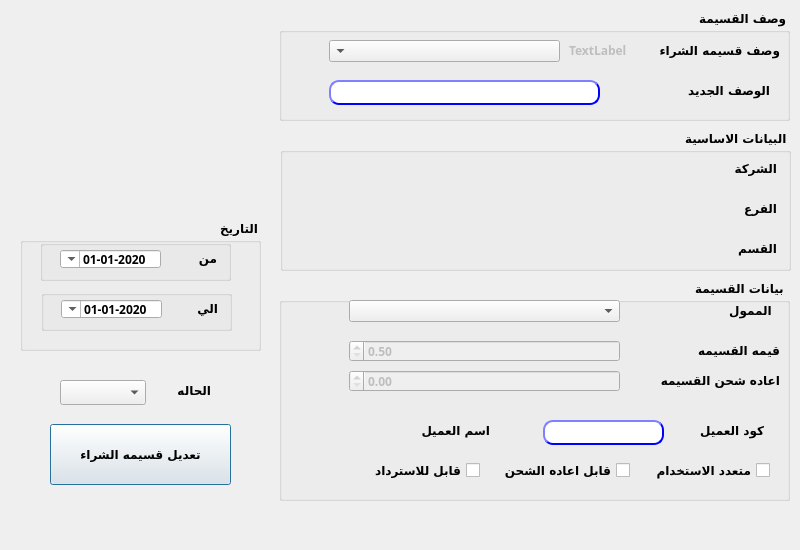
Old version of the form presentation/voucher_ui/editVoucher.ui in the repository shymaa123456/HyperPOS2020.
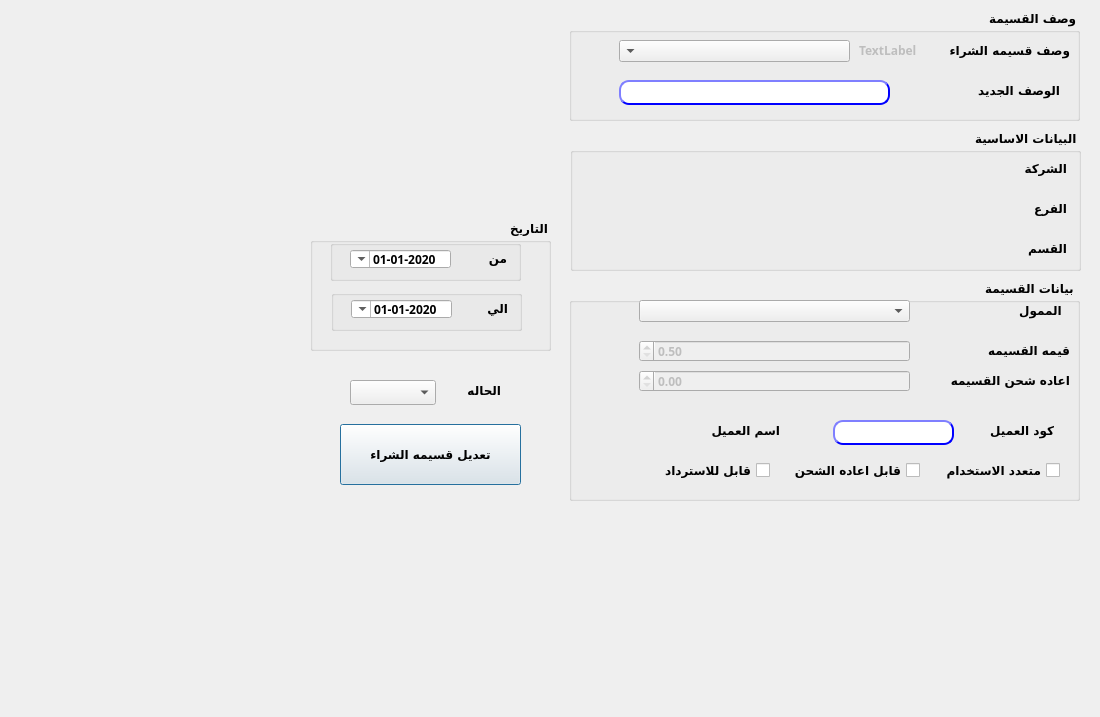
New version of the form.

Diff of the .ui file:
```diff
--- a/presentation/voucher_ui/editVoucher.ui
+++ b/presentation/voucher_ui/editVoucher.ui
@@ -9,20 +9,20 @@
    <rect>
     <x>0</x>
     <y>0</y>
-    <width>800</width>
-    <height>550</height>
+    <width>1100</width>
+    <height>717</height>
    </rect>
   </property>
   <property name="minimumSize">
    <size>
-    <width>800</width>
-    <height>550</height>
+    <width>1100</width>
+    <height>717</height>
    </size>
   </property>
   <property name="maximumSize">
    <size>
-    <width>800</width>
-    <height>550</height>
+    <width>1100</width>
+    <height>717</height>
    </size>
   </property>
   <property name="windowTitle">
@@ -31,7 +31,7 @@
   <widget class="QLabel" name="label_2">
    <property name="geometry">
     <rect>
-     <x>170</x>
+     <x>460</x>
      <y>380</y>
      <width>41</width>
      <height>20</height>
@@ -54,7 +54,7 @@
   <widget class="QComboBox" name="CMB_CouponStatus">
    <property name="geometry">
     <rect>
-     <x>60</x>
+     <x>350</x>
      <y>380</y>
      <width>86</width>
      <height>25</height>
@@ -71,7 +71,7 @@
   <widget class="QPushButton" name="BTN_editCoupon">
    <property name="geometry">
     <rect>
-     <x>50</x>
+     <x>340</x>
      <y>424</y>
      <width>181</width>
      <height>61</height>
@@ -97,7 +97,7 @@
   <widget class="QGroupBox" name="groupBox">
    <property name="geometry">
     <rect>
-     <x>279</x>
+     <x>569</x>
      <y>10</y>
      <width>511</width>
      <height>111</height>
@@ -253,7 +253,7 @@
   <widget class="QGroupBox" name="groupBox_2">
    <property name="geometry">
     <rect>
-     <x>280</x>
+     <x>570</x>
      <y>130</y>
      <width>511</width>
      <height>141</height>
@@ -345,7 +345,7 @@
   <widget class="QGroupBox" name="groupBox_3">
    <property name="geometry">
     <rect>
-     <x>279</x>
+     <x>569</x>
      <y>280</y>
      <width>511</width>
      <height>221</height>
@@ -668,7 +668,7 @@
   <widget class="QGroupBox" name="groupBox_4">
    <property name="geometry">
     <rect>
-     <x>20</x>
+     <x>310</x>
      <y>220</y>
      <width>241</width>
      <height>131</height>
```
